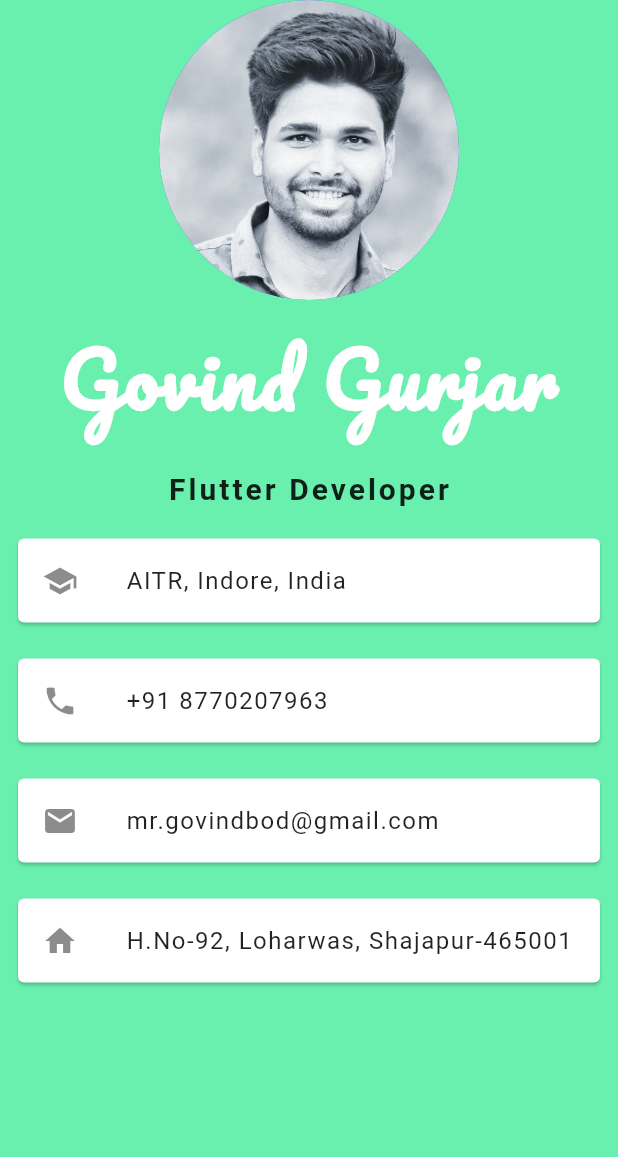
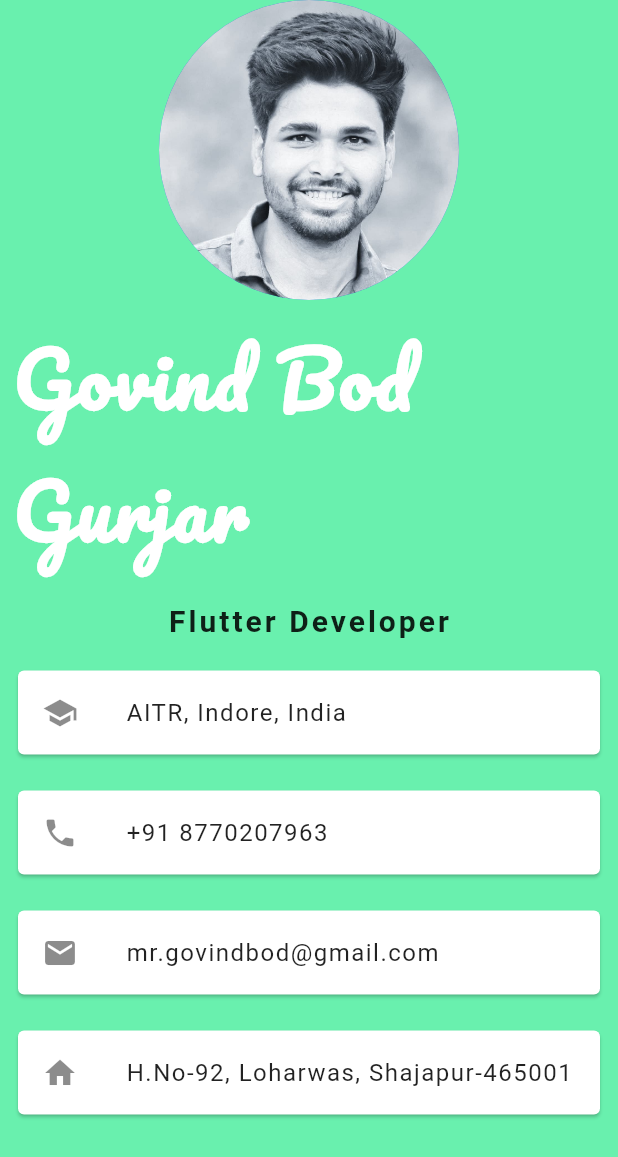
Before and after one commit to govindgurjar/profile_app, a Flutter app: the screen it shows after launch, on a phone screen of 412 x 824 dp. Shown: the top 1157 px of the screen. Run offline on Flutter 3.47's test engine with Material 2 defaults, Android fonts, the phone set to English and light mode, and no system bars.

Commit message:
bod added

```diff
--- a/lib/main.dart
+++ b/lib/main.dart
@@ -25,7 +25,7 @@ class MyApp extends StatelessWidget {
                 Padding(
                   padding: EdgeInsets.all(8.0),
                   child: Text(
-                    'Govind Gurjar',
+                    'Govind Bod Gurjar',
                     style: TextStyle(
                       fontFamily: 'Pacifico',
                       color: Colors.white,
```
